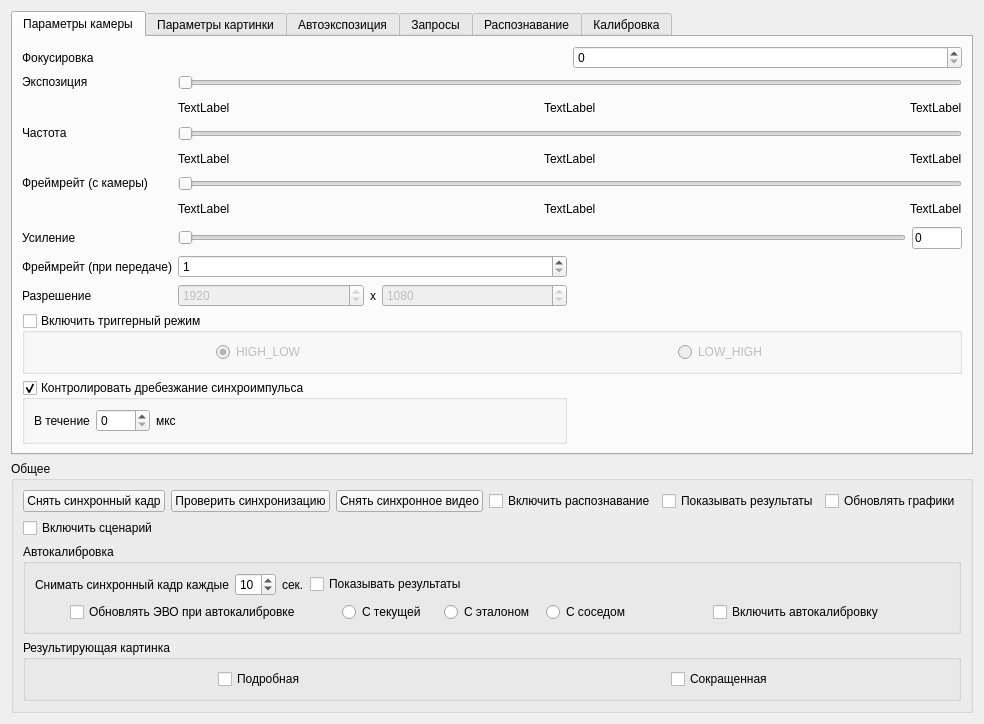
Qt form cameraoptionswindow.ui (bronstein87/camera_server_debug_app) before a commit.
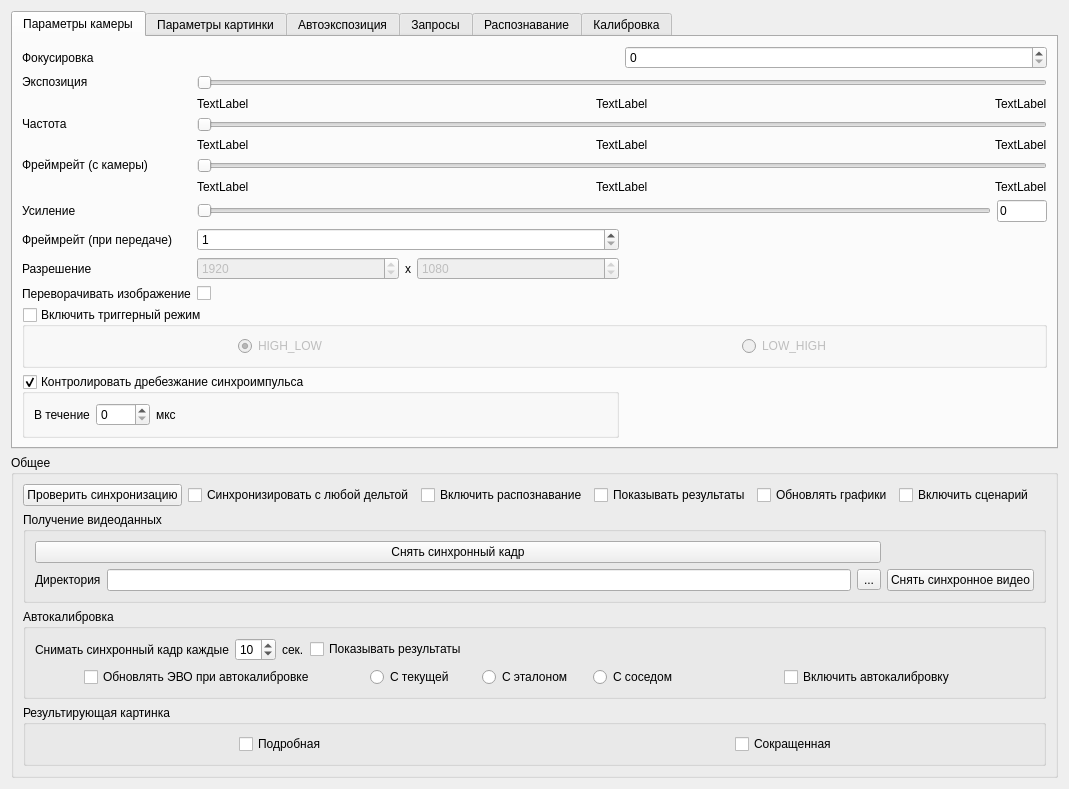
The same form after that commit. The open tabs and pages were chosen to show the change.

Diff of the .ui file:
```diff
--- a/cameraoptionswindow.ui
+++ b/cameraoptionswindow.ui
@@ -9,8 +9,8 @@
    <rect>
     <x>0</x>
     <y>0</y>
-    <width>906</width>
-    <height>658</height>
+    <width>1038</width>
+    <height>745</height>
    </rect>
   </property>
   <property name="windowTitle">
@@ -20,13 +20,78 @@
    <item row="0" column="0">
     <widget class="QTabWidget" name="tabWidget">
      <property name="currentIndex">
-      <number>5</number>
+      <number>0</number>
      </property>
      <widget class="QWidget" name="tab">
       <attribute name="title">
        <string>Параметры камеры</string>
       </attribute>
       <layout class="QGridLayout" name="gridLayout_2">
+       <item row="2" column="0" alignment="Qt::AlignTop">
+        <widget class="QLabel" name="label_19">
+         <property name="sizePolicy">
+          <sizepolicy hsizetype="Fixed" vsizetype="Preferred">
+           <horstretch>0</horstretch>
+           <verstretch>0</verstretch>
+          </sizepolicy>
+         </property>
+         <property name="text">
+          <string>Частота</string>
+         </property>
+        </widget>
+       </item>
+       <item row="11" column="0" colspan="2">
+        <widget class="QGroupBox" name="debounceEnableGroupBox">
+         <property name="title">
+          <string>Контролировать дребезжание синхроимпульса</string>
+         </property>
+         <property name="checkable">
+          <bool>true</bool>
+         </property>
+         <layout class="QGridLayout" name="gridLayout_18">
+          <item row="0" column="0">
+           <widget class="QLabel" name="label_54">
+            <property name="sizePolicy">
+             <sizepolicy hsizetype="Fixed" vsizetype="Preferred">
+              <horstretch>0</horstretch>
+              <verstretch>0</verstretch>
+             </sizepolicy>
+            </property>
+            <property name="text">
+             <string>В течение</string>
+            </property>
+           </widget>
+          </item>
+          <item row="0" column="1">
+           <widget class="QSpinBox" name="debounceSpinBox">
+            <property name="sizePolicy">
+             <sizepolicy hsizetype="Fixed" vsizetype="Fixed">
+              <horstretch>0</horstretch>
+              <verstretch>0</verstretch>
+             </sizepolicy>
+            </property>
+            <property name="maximum">
+             <number>1000</number>
+            </property>
+           </widget>
+          </item>
+          <item row="0" column="2">
+           <widget class="QLabel" name="label_55">
+            <property name="text">
+             <string>мкс</string>
+            </property>
+           </widget>
+          </item>
+         </layout>
+        </widget>
+       </item>
+       <item row="7" column="0">
+        <widget class="QLabel" name="label_6">
+         <property name="text">
+          <string>Фреймрейт (при передаче)</string>
+         </property>
+        </widget>
+       </item>
        <item row="4" column="1" colspan="2">
         <layout class="QHBoxLayout" name="horizontalLayout_14">
          <item>
@@ -64,74 +129,14 @@
          </property>
         </widget>
        </item>
-       <item row="3" column="1" colspan="2">
-        <layout class="QGridLayout" name="gridLayout_10">
-         <item row="1" column="1" alignment="Qt::AlignHCenter">
-          <widget class="QLabel" name="curFrameRateLabel">
-           <property name="text">
-            <string>TextLabel</string>
-           </property>
-          </widget>
-         </item>
-         <item row="1" column="0" alignment="Qt::AlignLeft">
-          <widget class="QLabel" name="minFrameRateLabel">
-           <property name="text">
-            <string>TextLabel</string>
-           </property>
-          </widget>
-         </item>
-         <item row="1" column="2" alignment="Qt::AlignRight">
-          <widget class="QLabel" name="maxFrameRateLabel">
-           <property name="text">
-            <string>TextLabel</string>
-           </property>
-          </widget>
-         </item>
-         <item row="0" column="0" colspan="3">
-          <widget class="QSlider" name="frameRateHorizontalSlider">
-           <property name="orientation">
-            <enum>Qt::Horizontal</enum>
-           </property>
-          </widget>
-         </item>
-        </layout>
-       </item>
-       <item row="9" column="0" colspan="3">
-        <widget class="QGroupBox" name="triggerModeGroupBox">
-         <property name="title">
-          <string>Включить триггерный режим</string>
+       <item row="7" column="1">
+        <widget class="QSpinBox" name="sendFrameRateSpinBox">
+         <property name="minimum">
+          <number>1</number>
          </property>
-         <property name="checkable">
-          <bool>true</bool>
+         <property name="maximum">
+          <number>180</number>
          </property>
-         <property name="checked">
-          <bool>false</bool>
-         </property>
-         <layout class="QGridLayout" name="gridLayout_14">
-          <item row="0" column="0" alignment="Qt::AlignHCenter">
-           <widget class="QRadioButton" name="highLowRadioButton">
-            <property name="enabled">
-             <bool>true</bool>
-            </property>
-            <property name="text">
-             <string>HIGH_LOW</string>
-            </property>
-            <property name="checked">
-             <bool>true</bool>
-            </property>
-           </widget>
-          </item>
-          <item row="0" column="1" alignment="Qt::AlignHCenter">
-           <widget class="QRadioButton" name="lowHighRadioButton">
-            <property name="enabled">
-             <bool>true</bool>
-            </property>
-            <property name="text">
-             <string>LOW_HIGH</string>
-            </property>
-           </widget>
-          </item>
-         </layout>
         </widget>
        </item>
        <item row="0" column="2">
@@ -141,13 +146,6 @@
          </property>
         </widget>
        </item>
-       <item row="3" column="0" alignment="Qt::AlignTop">
-        <widget class="QLabel" name="label_20">
-         <property name="text">
-          <string>Фреймрейт (c камеры)</string>
-         </property>
-        </widget>
-       </item>
        <item row="8" column="0">
         <widget class="QLabel" name="label_3">
          <property name="text">
@@ -155,26 +153,6 @@
          </property>
         </widget>
        </item>
-       <item row="2" column="0" alignment="Qt::AlignTop">
-        <widget class="QLabel" name="label_19">
-         <property name="sizePolicy">
-          <sizepolicy hsizetype="Fixed" vsizetype="Preferred">
-           <horstretch>0</horstretch>
-           <verstretch>0</verstretch>
-          </sizepolicy>
-         </property>
-         <property name="text">
-          <string>Частота</string>
-         </property>
-        </widget>
-       </item>
-       <item row="0" column="0">
-        <widget class="QLabel" name="label_21">
-         <property name="text">
-          <string>Фокусировка</string>
-         </property>
-        </widget>
-       </item>
        <item row="1" column="0" alignment="Qt::AlignTop">
         <widget class="QLabel" name="label_15">
          <property name="text">
@@ -214,76 +192,45 @@
          </item>
         </layout>
        </item>
-       <item row="10" column="0" colspan="2">
-        <widget class="QGroupBox" name="debounceEnableGroupBox">
-         <property name="title">
-          <string>Контролировать дребезжание синхроимпульса</string>
+       <item row="3" column="0" alignment="Qt::AlignTop">
+        <widget class="QLabel" name="label_20">
+         <property name="text">
+          <string>Фреймрейт (c камеры)</string>
          </property>
-         <property name="checkable">
-          <bool>true</bool>
+        </widget>
+       </item>
+       <item row="0" column="0">
+        <widget class="QLabel" name="label_21">
+         <property name="text">
+          <string>Фокусировка</string>
          </property>
-         <layout class="QGridLayout" name="gridLayout_18">
-          <item row="0" column="0">
-           <widget class="QLabel" name="label_54">
-            <property name="sizePolicy">
-             <sizepolicy hsizetype="Fixed" vsizetype="Preferred">
-              <horstretch>0</horstretch>
-              <verstretch>0</verstretch>
-             </sizepolicy>
-            </property>
-            <property name="text">
-             <string>В течение</string>
-            </property>
-           </widget>
-          </item>
-          <item row="0" column="1">
-           <widget class="QSpinBox" name="debounceSpinBox">
-            <property name="sizePolicy">
-             <sizepolicy hsizetype="Fixed" vsizetype="Fixed">
-              <horstretch>0</horstretch>
-              <verstretch>0</verstretch>
-             </sizepolicy>
-            </property>
-            <property name="maximum">
-             <number>1000</number>
-            </property>
-           </widget>
-          </item>
-          <item row="0" column="2">
-           <widget class="QLabel" name="label_55">
-            <property name="text">
-             <string>мкс</string>
-            </property>
-           </widget>
-          </item>
-         </layout>
         </widget>
        </item>
-       <item row="1" column="1" colspan="2">
-        <layout class="QGridLayout" name="gridLayout_8">
+       <item row="3" column="1" colspan="2">
+        <layout class="QGridLayout" name="gridLayout_10">
          <item row="1" column="1" alignment="Qt::AlignHCenter">
-          <widget class="QLabel" name="curExpLabel">
+          <widget class="QLabel" name="curFrameRateLabel">
            <property name="text">
             <string>TextLabel</string>
            </property>
           </widget>
          </item>
          <item row="1" column="0" alignment="Qt::AlignLeft">
-          <widget class="QLabel" name="minExpLabel">
+          <widget class="QLabel" name="minFrameRateLabel">
            <property name="text">
             <string>TextLabel</string>
            </property>
           </widget>
          </item>
          <item row="1" column="2" alignment="Qt::AlignRight">
-          <widget class="QLabel" name="maxExpLabel">
+          <widget class="QLabel" name="maxFrameRateLabel">
            <property name="text">
             <string>TextLabel</string>
            </property>
           </widget>
          </item>
          <item row="0" column="0" colspan="3">
-          <widget class="QSlider" name="exposureHorizontalSlider">
+          <widget class="QSlider" name="frameRateHorizontalSlider">
            <property name="orientation">
             <enum>Qt::Horizontal</enum>
            </property>
@@ -291,23 +238,6 @@
          </item>
         </layout>
        </item>
-       <item row="7" column="0">
-        <widget class="QLabel" name="label_6">
-         <property name="text">
-          <string>Фреймрейт (при передаче)</string>
-         </property>
-        </widget>
-       </item>
-       <item row="7" column="1">
-        <widget class="QSpinBox" name="sendFrameRateSpinBox">
-         <property name="minimum">
-          <number>1</number>
-         </property>
-         <property name="maximum">
-          <number>60</number>
-         </property>
-        </widget>
-       </item>
        <item row="8" column="1">
         <layout class="QHBoxLayout" name="horizontalLayout">
          <item>
@@ -351,6 +281,90 @@
          </item>
         </layout>
        </item>
+       <item row="10" column="0" colspan="3">
+        <widget class="QGroupBox" name="triggerModeGroupBox">
+         <property name="title">
+          <string>Включить триггерный режим</string>
+         </property>
+         <property name="checkable">
+          <bool>true</bool>
+         </property>
+         <property name="checked">
+          <bool>false</bool>
+         </property>
+         <layout class="QGridLayout" name="gridLayout_14">
+          <item row="0" column="0" alignment="Qt::AlignHCenter">
+           <widget class="QRadioButton" name="highLowRadioButton">
+            <property name="enabled">
+             <bool>true</bool>
+            </property>
+            <property name="text">
+             <string>HIGH_LOW</string>
+            </property>
+            <property name="checked">
+             <bool>true</bool>
+            </property>
+           </widget>
+          </item>
+          <item row="0" column="1" alignment="Qt::AlignHCenter">
+           <widget class="QRadioButton" name="lowHighRadioButton">
+            <property name="enabled">
+             <bool>true</bool>
+            </property>
+            <property name="text">
+             <string>LOW_HIGH</string>
+            </property>
+           </widget>
+          </item>
+         </layout>
+        </widget>
+       </item>
+       <item row="1" column="1" colspan="2">
+        <layout class="QGridLayout" name="gridLayout_8">
+         <item row="1" column="1" alignment="Qt::AlignHCenter">
+          <widget class="QLabel" name="curExpLabel">
+           <property name="text">
+            <string>TextLabel</string>
+           </property>
+          </widget>
+         </item>
+         <item row="1" column="0" alignment="Qt::AlignLeft">
+          <widget class="QLabel" name="minExpLabel">
+           <property name="text">
+            <string>TextLabel</string>
+           </property>
+          </widget>
+         </item>
+         <item row="1" column="2" alignment="Qt::AlignRight">
+          <widget class="QLabel" name="maxExpLabel">
+           <property name="text">
+            <string>TextLabel</string>
+           </property>
+          </widget>
+         </item>
+         <item row="0" column="0" colspan="3">
+          <widget class="QSlider" name="exposureHorizontalSlider">
+           <property name="orientation">
+            <enum>Qt::Horizontal</enum>
+           </property>
+          </widget>
+         </item>
+        </layout>
+       </item>
+       <item row="9" column="0">
+        <widget class="QLabel" name="label_63">
+         <property name="text">
+          <string>Переворачивать изображение</string>
+         </property>
+        </widget>
+       </item>
+       <item row="9" column="1">
+        <widget class="QCheckBox" name="rotateCheckBox">
+         <property name="text">
+          <string/>
+         </property>
+        </widget>
+       </item>
       </layout>
      </widget>
      <widget class="QWidget" name="tab_3">
@@ -1041,26 +1055,15 @@
              <bool>false</bool>
             </property>
             <layout class="QGridLayout" name="gridLayout_13">
-             <item row="3" column="0" colspan="4">
-              <layout class="QHBoxLayout" name="horizontalLayout_9">
-               <item alignment="Qt::AlignHCenter">
-                <widget class="QRadioButton" name="turnOnAutoVideoSaveRadioButton">
-                 <property name="text">
-                  <string>Включить</string>
-                 </property>
-                </widget>
-               </item>
-               <item alignment="Qt::AlignHCenter">
-                <widget class="QRadioButton" name="turnOffAutoVideoSaveRadioButton">
-                 <property name="text">
-                  <string>Выключить</string>
-                 </property>
-                 <property name="checked">
-                  <bool>true</bool>
-                 </property>
-                </widget>
-               </item>
-              </layout>
+             <item row="1" column="0">
+              <widget class="QSpinBox" name="timerSpinBox">
+               <property name="minimum">
+                <number>1</number>
+               </property>
+               <property name="maximum">
+                <number>1440</number>
+               </property>
+              </widget>
              </item>
              <item row="1" column="3">
               <layout class="QHBoxLayout" name="horizontalLayout_10">
@@ -1114,16 +1117,6 @@
                </item>
               </layout>
              </item>
-             <item row="1" column="0">
-              <widget class="QSpinBox" name="timerSpinBox">
-               <property name="minimum">
-                <number>1</number>
-               </property>
-               <property name="maximum">
-                <number>1440</number>
-               </property>
-              </widget>
-             </item>
              <item row="1" column="1">
               <widget class="QLabel" name="label_33">
                <property name="text">
@@ -1131,22 +1124,22 @@
                </property>
               </widget>
              </item>
-             <item row="2" column="0" colspan="4">
-              <layout class="QHBoxLayout" name="horizontalLayout_11">
-               <item>
-                <widget class="QLabel" name="label_36">
+             <item row="3" column="0" colspan="4">
+              <layout class="QHBoxLayout" name="horizontalLayout_9">
+               <item alignment="Qt::AlignHCenter">
+                <widget class="QRadioButton" name="turnOnAutoVideoSaveRadioButton">
                  <property name="text">
-                  <string>Директория</string>
+                  <string>Включить</string>
                  </property>
                 </widget>
                </item>
-               <item>
-                <widget class="QLineEdit" name="directoryLineEdit"/>
-               </item>
-               <item>
-                <widget class="QToolButton" name="chooseDirectoryToolButton">
+               <item alignment="Qt::AlignHCenter">
+                <widget class="QRadioButton" name="turnOffAutoVideoSaveRadioButton">
                  <property name="text">
-                  <string>...</string>
+                  <string>Выключить</string>
+                 </property>
+                 <property name="checked">
+                  <bool>true</bool>
                  </property>
                 </widget>
                </item>
@@ -1651,21 +1644,95 @@
       <string>Общее</string>
      </property>
      <layout class="QGridLayout" name="gridLayout_20">
-      <item row="1" column="3" colspan="2">
-       <widget class="QCheckBox" name="turnOnRecogAllCamerasCheckBox">
+      <item row="1" column="4">
+       <widget class="QCheckBox" name="updateGraphsCheckBox">
         <property name="text">
-         <string>Включить распознавание</string>
+         <string>Обновлять графики</string>
         </property>
        </widget>
       </item>
-      <item row="1" column="1">
+      <item row="1" column="0">
        <widget class="QPushButton" name="checkSyncPushButton">
         <property name="text">
          <string>Проверить синхронизацию</string>
         </property>
        </widget>
       </item>
-      <item row="3" column="0" colspan="7">
+      <item row="5" column="0" colspan="8">
+       <widget class="QGroupBox" name="groupBox_4">
+        <property name="title">
+         <string>Результирующая картинка</string>
+        </property>
+        <layout class="QGridLayout" name="gridLayout_19">
+         <item row="0" column="1" alignment="Qt::AlignHCenter">
+          <widget class="QCheckBox" name="shortPictureCheckBox">
+           <property name="text">
+            <string>Сокращенная</string>
+           </property>
+          </widget>
+         </item>
+         <item row="0" column="0" alignment="Qt::AlignHCenter">
+          <widget class="QCheckBox" name="fullPictureCheckBox">
+           <property name="text">
+            <string>Подробная</string>
+           </property>
+          </widget>
+         </item>
+        </layout>
+       </widget>
+      </item>
+      <item row="1" column="3">
+       <widget class="QCheckBox" name="showResultsCheckBox">
+        <property name="text">
+         <string>Показывать результаты</string>
+        </property>
+       </widget>
+      </item>
+      <item row="3" column="0" colspan="8">
+       <widget class="QGroupBox" name="groupBox_7">
+        <property name="title">
+         <string>Получение видеоданных</string>
+        </property>
+        <layout class="QGridLayout" name="gridLayout_22">
+         <item row="1" column="0">
+          <layout class="QHBoxLayout" name="horizontalLayout_11">
+           <item>
+            <widget class="QLabel" name="label_36">
+             <property name="text">
+              <string>Директория</string>
+             </property>
+            </widget>
+           </item>
+           <item>
+            <widget class="QLineEdit" name="directoryLineEdit"/>
+           </item>
+           <item>
+            <widget class="QToolButton" name="chooseDirectoryToolButton">
+             <property name="text">
+              <string>...</string>
+             </property>
+            </widget>
+           </item>
+          </layout>
+         </item>
+         <item row="1" column="1">
+          <widget class="QPushButton" name="checkSynchroPushButton">
+           <property name="text">
+            <string>Снять синхронное видео</string>
+           </property>
+          </widget>
+         </item>
+         <item row="0" column="0">
+          <widget class="QPushButton" name="syncFramePushButton">
+           <property name="text">
+            <string>Снять синхронный кадр</string>
+           </property>
+          </widget>
+         </item>
+        </layout>
+       </widget>
+      </item>
+      <item row="4" column="0" colspan="8">
        <widget class="QGroupBox" name="groupBox_6">
         <property name="title">
          <string>Автокалибровка</string>
@@ -1786,58 +1853,21 @@
         </layout>
        </widget>
       </item>
-      <item row="1" column="5">
-       <widget class="QCheckBox" name="showResultsCheckBox">
-        <property name="text">
-         <string>Показывать результаты</string>
-        </property>
-       </widget>
-      </item>
       <item row="1" column="2">
-       <widget class="QPushButton" name="checkSynchroPushButton">
+       <widget class="QCheckBox" name="turnOnRecogAllCamerasCheckBox">
         <property name="text">
-         <string>Снять синхронное видео</string>
+         <string>Включить распознавание</string>
         </property>
        </widget>
       </item>
-      <item row="4" column="0" colspan="7">
-       <widget class="QGroupBox" name="groupBox_4">
-        <property name="title">
-         <string>Результирующая картинка</string>
-        </property>
-        <layout class="QGridLayout" name="gridLayout_19">
-         <item row="0" column="1" alignment="Qt::AlignHCenter">
-          <widget class="QCheckBox" name="shortPictureCheckBox">
-           <property name="text">
-            <string>Сокращенная</string>
-           </property>
-          </widget>
-         </item>
-         <item row="0" column="0" alignment="Qt::AlignHCenter">
-          <widget class="QCheckBox" name="fullPictureCheckBox">
-           <property name="text">
-            <string>Подробная</string>
-           </property>
-          </widget>
-         </item>
-        </layout>
-       </widget>
-      </item>
-      <item row="1" column="6">
-       <widget class="QCheckBox" name="updateGraphsCheckBox">
+      <item row="1" column="1">
+       <widget class="QCheckBox" name="syncAnyWayCheckBox">
         <property name="text">
-         <string>Обновлять графики</string>
+         <string>Синхронизировать с любой дельтой</string>
         </property>
        </widget>
       </item>
-      <item row="1" column="0">
-       <widget class="QPushButton" name="syncFramePushButton">
-        <property name="text">
-         <string>Снять синхронный кадр</string>
-        </property>
-       </widget>
-      </item>
-      <item row="2" column="0">
+      <item row="1" column="5">
        <widget class="QCheckBox" name="turnOnScenarioCheckBox">
         <property name="text">
          <string>Включить сценарий</string>
```
